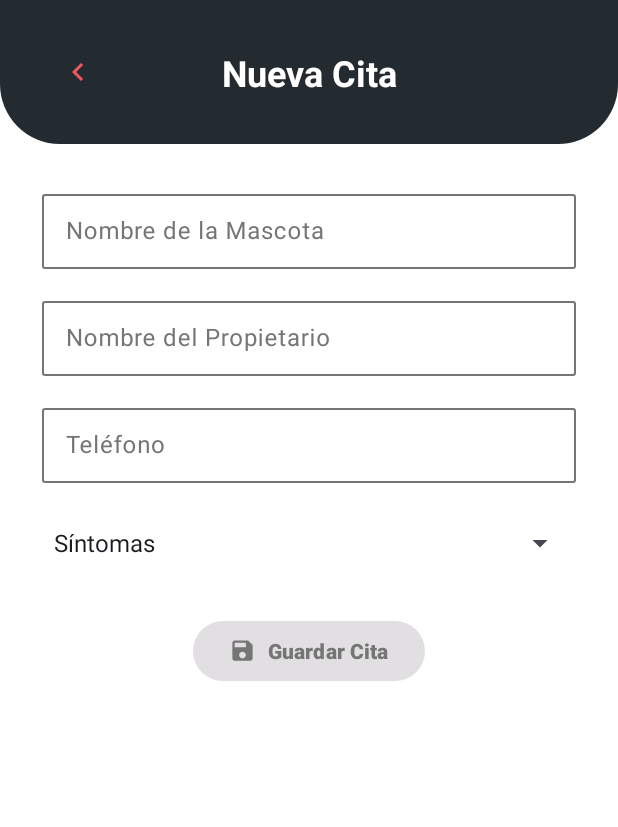
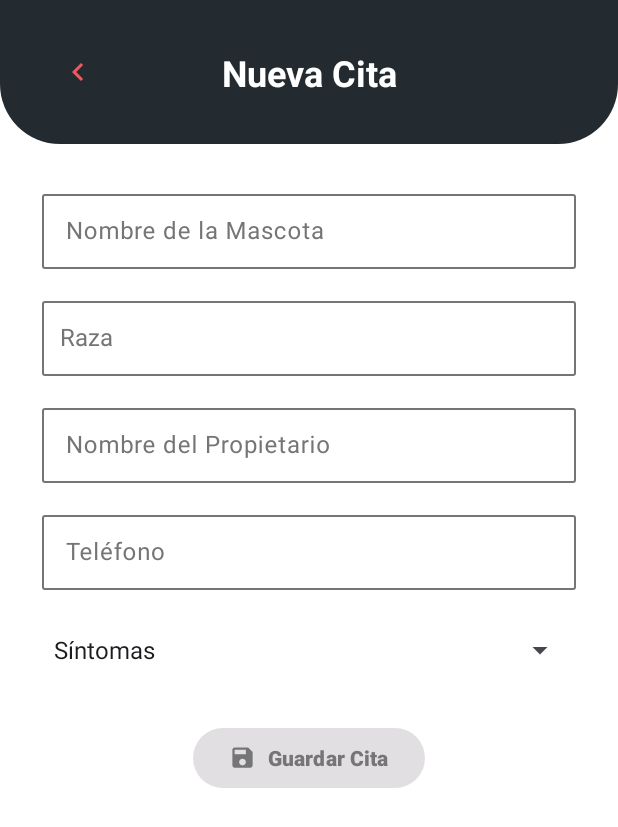
Before and after one commit to garcialuisf/EquipoSiete, an Android app: the NuevaCitaFragment screen opened through its navigation route, on a phone screen of 412 x 824 dp. Shown: the top 827 px of the screen. Run offline under Robolectric (Android 15) with nearby library versions, the phone set to English and light mode, and no system bars; our stand-ins replace Room's generated code, data binding.

Commit message:
feat: HU3 C3 campo raza con autocompletado desde la API

```diff
--- a/app/src/main/java/com/example/dogapp/view/fragment/NuevaCitaFragment.kt
+++ b/app/src/main/java/com/example/dogapp/view/fragment/NuevaCitaFragment.kt
@@ -4,6 +4,7 @@ import android.os.Bundle
 import android.view.LayoutInflater
 import android.view.View
 import android.view.ViewGroup
+import android.widget.ArrayAdapter
 import android.widget.Toast
 import androidx.activity.addCallback
 import androidx.core.view.isVisible
@@ -16,6 +17,7 @@ import com.example.dogapp.databinding.FragmentNuevaCitaBinding
 import com.example.dogapp.viewmodel.CitaViewModel
 import com.example.dogapp.viewmodel.CitaViewModel.EstadoCreacion
 import com.example.dogapp.viewmodel.NuevaCitaViewModel
+import com.example.dogapp.viewmodel.RazaViewModel
 
 class NuevaCitaFragment : Fragment() {
 
@@ -23,6 +25,7 @@ class NuevaCitaFragment : Fragment() {
     private val binding get() = _binding!!
     private val nuevaCitaViewModel: NuevaCitaViewModel by viewModels()
     private val citaViewModel: CitaViewModel by viewModels()
+    private val razaViewModel: RazaViewModel by viewModels()
 
     override fun onCreateView(
         inflater: LayoutInflater,
@@ -36,6 +39,7 @@ class NuevaCitaFragment : Fragment() {
     override fun onViewCreated(view: View, savedInstanceState: Bundle?) {
         super.onViewCreated(view, savedInstanceState)
         configurarFormulario()
+        configurarRazas()
         configurarToolbar()
         configurarGuardado()
     }
@@ -43,6 +47,20 @@ class NuevaCitaFragment : Fragment() {
     private fun configurarFormulario() {
         binding.lifecycleOwner = viewLifecycleOwner
         binding.formulario = nuevaCitaViewModel
+    }
+
+    private fun configurarRazas() {
+        binding.progresoRazas.isVisible = razaViewModel.razas.value == null
+        razaViewModel.razas.observe(viewLifecycleOwner) { razas ->
+            binding.progresoRazas.isVisible = false
+            val campo = binding.raza
+            campo.setAdapter(ArrayAdapter(requireContext(), R.layout.item_sugerencia_raza, razas))
+            if (razas.isNotEmpty() && campo.hasFocus() && campo.enoughToFilter()) {
+                val cursor = campo.selectionStart
+                campo.setText(campo.text.toString())
+                if (cursor >= 0) campo.setSelection(cursor)
+            }
+        }
     }
 
     private fun configurarToolbar() {
@@ -73,6 +91,7 @@ class NuevaCitaFragment : Fragment() {
     }
 
     private fun guardarCita() {
+        binding.raza.dismissDropDown()
         val sintomas = binding.sintomas
         if (!nuevaCitaViewModel.tieneSintomaSeleccionado(sintomas.selectedItemPosition)) {
             mostrarMensaje(R.string.nueva_cita_selecciona_sintoma)
--- a/app/src/main/res/layout/fragment_nueva_cita.xml
+++ b/app/src/main/res/layout/fragment_nueva_cita.xml
@@ -51,6 +51,44 @@
         </com.google.android.material.textfield.TextInputLayout>
 
         <com.google.android.material.textfield.TextInputLayout
+            android:id="@+id/campo_raza"
+            style="@style/Widget.DogApp.CampoOutlined"
+            android:layout_width="0dp"
+            android:layout_height="wrap_content"
+            android:layout_marginTop="16dp"
+            android:hint="@string/editar_cita_raza"
+            app:layout_constraintEnd_toEndOf="@id/campo_nombre"
+            app:layout_constraintStart_toStartOf="@id/campo_nombre"
+            app:layout_constraintTop_toBottomOf="@id/campo_nombre">
+
+            <androidx.appcompat.widget.AppCompatAutoCompleteTextView
+                android:id="@+id/raza"
+                android:layout_width="match_parent"
+                android:layout_height="50dp"
+                android:background="@null"
+                android:completionThreshold="2"
+                android:inputType="textCapWords"
+                android:maxLines="1"
+                android:paddingStart="12dp"
+                android:paddingEnd="40dp"
+                android:popupBackground="@color/blanco"
+                android:text="@={formulario.raza}"
+                android:textColor="@color/negro"
+                android:textSize="16sp" />
+        </com.google.android.material.textfield.TextInputLayout>
+
+        <ProgressBar
+            android:id="@+id/progreso_razas"
+            android:layout_width="20dp"
+            android:layout_height="20dp"
+            android:layout_marginEnd="12dp"
+            android:contentDescription="@string/nueva_cita_cargando_razas"
+            android:visibility="gone"
+            app:layout_constraintBottom_toBottomOf="@id/campo_raza"
+            app:layout_constraintEnd_toEndOf="@id/campo_raza"
+            app:layout_constraintTop_toTopOf="@id/campo_raza" />
+
+        <com.google.android.material.textfield.TextInputLayout
             android:id="@+id/campo_propietario"
             style="@style/Widget.DogApp.CampoOutlined"
             android:layout_width="0dp"
@@ -60,7 +98,7 @@
             android:hint="@string/editar_cita_propietario"
             app:layout_constraintEnd_toEndOf="parent"
             app:layout_constraintStart_toStartOf="parent"
-            app:layout_constraintTop_toBottomOf="@id/campo_nombre">
+            app:layout_constraintTop_toBottomOf="@id/campo_raza">
 
             <com.google.android.material.textfield.TextInputEditText
                 android:id="@+id/propietario"
--- a/app/src/main/res/values/strings.xml
+++ b/app/src/main/res/values/strings.xml
@@ -5,6 +5,7 @@
     <string name="home_brand" translatable="false">DogApp</string>
     <string name="home_dog_placeholder" translatable="false">🐶</string>
     <string name="title_nueva_cita">Nueva Cita</string>
+    <string name="nueva_cita_cargando_razas">Cargando razas</string>
     <string name="nueva_cita_guardar">Guardar Cita</string>
     <string name="nueva_cita_selecciona_sintoma">Selecciona un síntoma</string>
     <string name="nueva_cita_guardando">Guardando cita</string>
```
